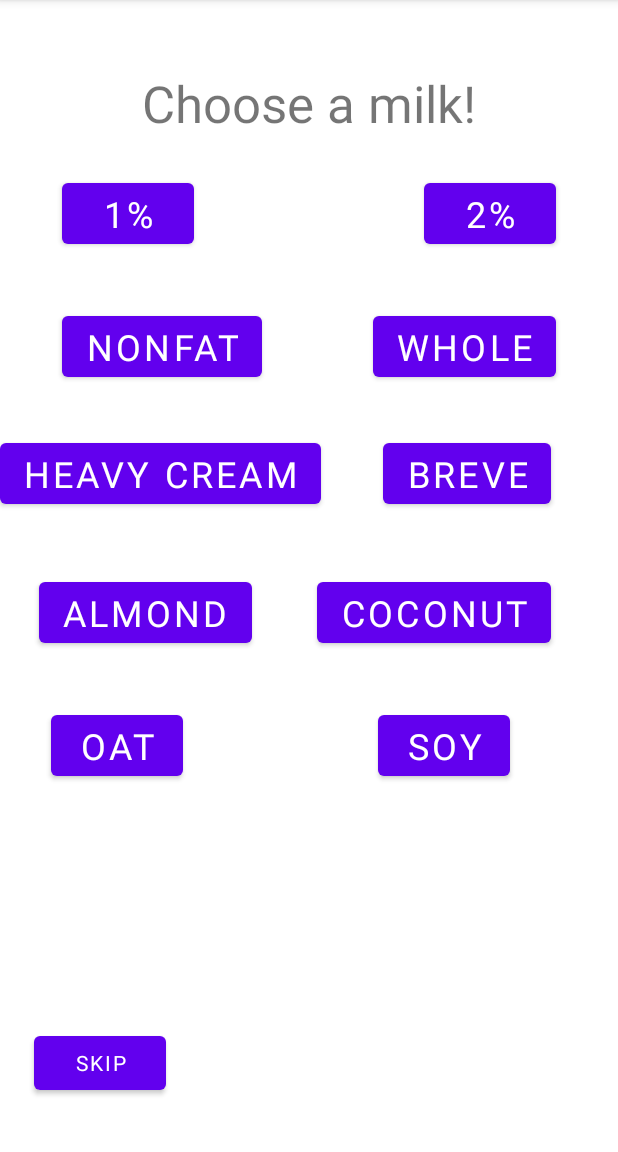
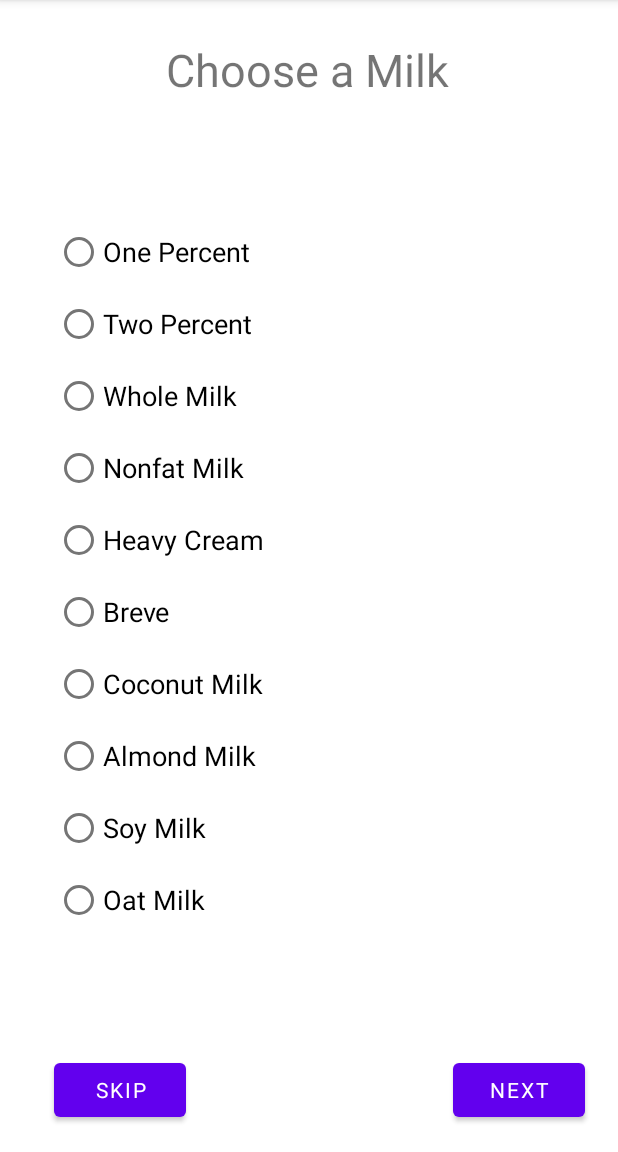
Before and after one commit to Hanover-CS/HC22-ChristyKeinsley-SeniorProject, an Android app: the alternativeMilk screen opened directly, with no data from a screen before it, on a phone screen of 412 x 824 dp, the part 84-1236 px from its top. Run offline under Robolectric (Android 15) with nearby library versions, the phone set to English and light mode, and no system bars.

Commit message:
updated and changed the milks to a radio group and got it to work and move on to the next activity

```diff
--- a/app/src/main/java/com/example/coffeedrinkgen/alternativeMilk.java
+++ b/app/src/main/java/com/example/coffeedrinkgen/alternativeMilk.java
@@ -2,84 +2,113 @@ package com.example.coffeedrinkgen;
 
 import androidx.appcompat.app.AppCompatActivity;
 
+import android.annotation.SuppressLint;
 import android.content.Intent;
 import android.os.Bundle;
+import android.view.View;
 import android.widget.Button;
+import android.widget.RadioButton;
+import android.widget.Toast;
 
 public class alternativeMilk extends AppCompatActivity {
 
-    Button onePercentButton;
-    Button twoPercentButton;
-    Button nonfatButton;
-    Button wholeButton;
-    Button heavyCreamButton;
-    Button breveButton;
-    Button almondButton;
-    Button coconutButton;
-    Button oatButton;
-    Button soyButton;
+    RadioButton onePercentRadioButton;
+    RadioButton twoPercentRadioButton;
+    RadioButton nonfatRadioButton;
+    RadioButton wholeRadioButton;
+    RadioButton heavyCreamRadioButton;
+    RadioButton breveRadioButton;
+    RadioButton almondRadioButton;
+    RadioButton coconutRadioButton;
+    RadioButton oatRadioButton;
+    RadioButton soyRadioButton;
+
+    Button nextButton;
     Button skipButton;
+
+    String milkChosen;
 
     @Override
     protected void onCreate(Bundle savedInstanceState) {
         super.onCreate(savedInstanceState);
         setContentView(R.layout.activity_alternative_milk);
 
-        onePercentButton = findViewById(R.id.onePercentBtn);
-        twoPercentButton = findViewById(R.id.twoPercentBtn);
-        nonfatButton = findViewById(R.id.nonfatBtn);
-        wholeButton = findViewById(R.id.wholeBtn);
-        heavyCreamButton = findViewById(R.id.heavyCreamBtn);
-        breveButton = findViewById(R.id.breveBtn);
-        almondButton = findViewById(R.id.almondBtn);
-        coconutButton = findViewById(R.id.coconutBtn);
-        oatButton = findViewById(R.id.oatBtn);
-        soyButton = findViewById(R.id.soyBtn);
+        nextButton = findViewById(R.id.nextBtnMilk);
         skipButton = findViewById(R.id.skipBtn3);
 
-        onePercentButton.setOnClickListener(view -> {
-            alternativeMilk.this.startActivity(new Intent(alternativeMilk.this, whipCream.class));
-        });
+        onePercentRadioButton = findViewById(R.id.onePercentRbtn);
+        twoPercentRadioButton = findViewById(R.id.twoPercentRbtn);
+        nonfatRadioButton = findViewById(R.id.nonfatMilkRbtn);
+        wholeRadioButton = findViewById(R.id.wholeMilkRbtn);
+        heavyCreamRadioButton = findViewById(R.id.heavyCreamRbtn);
+        breveRadioButton = findViewById(R.id.breveRbtn);
+        almondRadioButton = findViewById(R.id.almondMilkRbtn);
+        coconutRadioButton = findViewById(R.id.coconutMilkRbtn);
+        soyRadioButton = findViewById(R.id.soyMilkRbtn);
+        oatRadioButton = findViewById(R.id.oatMilkRbtn);
 
-        twoPercentButton.setOnClickListener(view -> {
-            alternativeMilk.this.startActivity(new Intent(alternativeMilk.this, whipCream.class));
-        });
-
-        nonfatButton.setOnClickListener(view -> {
-            alternativeMilk.this.startActivity(new Intent(alternativeMilk.this, whipCream.class));
-        });
-
-        wholeButton.setOnClickListener(view -> {
-            alternativeMilk.this.startActivity(new Intent(alternativeMilk.this, whipCream.class));
-        });
-
-        heavyCreamButton.setOnClickListener(view -> {
-            alternativeMilk.this.startActivity(new Intent(alternativeMilk.this, whipCream.class));
-        });
-
-        breveButton.setOnClickListener(view -> {
-            alternativeMilk.this.startActivity(new Intent(alternativeMilk.this, whipCream.class));
-        });
-
-        almondButton.setOnClickListener(view -> {
-            alternativeMilk.this.startActivity(new Intent(alternativeMilk.this, whipCream.class));
-        });
-
-        coconutButton.setOnClickListener(view -> {
-            alternativeMilk.this.startActivity(new Intent(alternativeMilk.this, whipCream.class));
-        });
-
-        oatButton.setOnClickListener(view -> {
-            alternativeMilk.this.startActivity(new Intent(alternativeMilk.this, whipCream.class));
-        });
-
-        soyButton.setOnClickListener(view -> {
-            alternativeMilk.this.startActivity(new Intent(alternativeMilk.this, whipCream.class));
-        });
-
-        skipButton.setOnClickListener(view -> {
-            alternativeMilk.this.startActivity(new Intent(alternativeMilk.this, whipCream.class));
-        });
+        nextButton.setOnClickListener(view -> alternativeMilk.this.startActivity(new Intent(alternativeMilk.this, whipCream.class)));
+        skipButton.setOnClickListener(view -> alternativeMilk.this.startActivity(new Intent(alternativeMilk.this, whipCream.class)));
 
     }
+
+    @SuppressLint("NonConstantResourceId")
+    public void onClickMilkBtn(View view) {
+
+        boolean check = ((RadioButton) view).isChecked();
+        switch (view.getId()){
+            case R.id.onePercentRbtn:
+                if (check)
+                    milkChosen = onePercentRadioButton.getText().toString();
+                    Toast.makeText(getApplicationContext(), milkChosen, Toast.LENGTH_SHORT).show();
+                break;
+            case R.id.twoPercentRbtn:
+                if (check)
+                    milkChosen = twoPercentRadioButton.getText().toString();
+                Toast.makeText(getApplicationContext(), milkChosen, Toast.LENGTH_SHORT).show();
+                break;
+            case R.id.nonfatMilkRbtn:
+                if (check)
+                    milkChosen = nonfatRadioButton.getText().toString();
+                Toast.makeText(getApplicationContext(), milkChosen, Toast.LENGTH_SHORT).show();
+                break;
+            case R.id.wholeMilkRbtn:
+                if (check)
+                    milkChosen = wholeRadioButton.getText().toString();
+                Toast.makeText(getApplicationContext(), milkChosen, Toast.LENGTH_SHORT).show();
+                break;
+            case R.id.heavyCreamRbtn:
+                if (check)
+                    milkChosen = heavyCreamRadioButton.getText().toString();
+                Toast.makeText(getApplicationContext(), milkChosen, Toast.LENGTH_SHORT).show();
+                break;
+            case R.id.breveRbtn:
+                if (check)
+                    milkChosen = breveRadioButton.getText().toString();
+                Toast.makeText(getApplicationContext(), milkChosen, Toast.LENGTH_SHORT).show();
+                break;
+            case R.id.almondMilkRbtn:
+                if (check)
+                    milkChosen = almondRadioButton.getText().toString();
+                Toast.makeText(getApplicationContext(), milkChosen, Toast.LENGTH_SHORT).show();
+                break;
+            case R.id.coconutMilkRbtn:
+                if (check)
+                    milkChosen = coconutRadioButton.getText().toString();
+                Toast.makeText(getApplicationContext(), milkChosen, Toast.LENGTH_SHORT).show();
+                break;
+            case R.id.soyMilkRbtn:
+                if (check)
+                    milkChosen = soyRadioButton.getText().toString();
+                Toast.makeText(getApplicationContext(), milkChosen, Toast.LENGTH_SHORT).show();
+                break;
+            case R.id.oatMilkRbtn:
+                if (check)
+                    milkChosen = oatRadioButton.getText().toString();
+                Toast.makeText(getApplicationContext(), milkChosen, Toast.LENGTH_SHORT).show();
+                break;
+            default:
+                break;
+        }
+    }
 }
--- a/app/src/main/java/com/example/coffeedrinkgen/hotIcedOrBlended.java
+++ b/app/src/main/java/com/example/coffeedrinkgen/hotIcedOrBlended.java
@@ -23,20 +23,12 @@ public class hotIcedOrBlended extends AppCompatActivity {
         blendedButton = findViewById(R.id.blendedBtn);
         skipButton = findViewById(R.id.skipBtn2);
 
-        hotButton.setOnClickListener(view -> {
-           hotIcedOrBlended.this.startActivity(new Intent(hotIcedOrBlended.this, alternativeMilk.class));
-        });
+        hotButton.setOnClickListener(view -> hotIcedOrBlended.this.startActivity(new Intent(hotIcedOrBlended.this, alternativeMilk.class)));
 
-        icedButton.setOnClickListener(view -> {
-           hotIcedOrBlended.this.startActivity(new Intent(hotIcedOrBlended.this, alternativeMilk.class));
-        });
+        icedButton.setOnClickListener(view -> hotIcedOrBlended.this.startActivity(new Intent(hotIcedOrBlended.this, alternativeMilk.class)));
 
-        blendedButton.setOnClickListener(view -> {
-            hotIcedOrBlended.this.startActivity(new Intent(hotIcedOrBlended.this, alternativeMilk.class));
-        });
+        blendedButton.setOnClickListener(view -> hotIcedOrBlended.this.startActivity(new Intent(hotIcedOrBlended.this, alternativeMilk.class)));
 
-        skipButton.setOnClickListener(view -> {
-            hotIcedOrBlended.this.startActivity(new Intent(hotIcedOrBlended.this, alternativeMilk.class));
-        });
+        skipButton.setOnClickListener(view -> hotIcedOrBlended.this.startActivity(new Intent(hotIcedOrBlended.this, alternativeMilk.class)));
     }
 }
--- a/app/src/main/res/layout/activity_alternative_milk.xml
+++ b/app/src/main/res/layout/activity_alternative_milk.xml
@@ -5,31 +5,6 @@
     android:layout_width="match_parent"
     android:layout_height="match_parent"
     tools:context=".alternativeMilk">
-
-    <Button
-        android:id="@+id/twoPercentBtn"
-        android:layout_width="wrap_content"
-        android:layout_height="wrap_content"
-        android:layout_marginStart="111dp"
-        android:layout_marginTop="116dp"
-        android:fontFamily="@font/autour_one"
-        android:text="@string/_2"
-        android:textSize="24sp"
-        app:layout_constraintEnd_toEndOf="parent"
-        app:layout_constraintStart_toEndOf="@+id/onePercentBtn"
-        app:layout_constraintTop_toTopOf="parent" />
-
-    <Button
-        android:id="@+id/onePercentBtn"
-        android:layout_width="wrap_content"
-        android:layout_height="wrap_content"
-        android:layout_marginTop="116dp"
-        android:fontFamily="@font/autour_one"
-        android:text="@string/_1"
-        android:textSize="24sp"
-        app:layout_constraintEnd_toStartOf="@+id/twoPercentBtn"
-        app:layout_constraintStart_toStartOf="parent"
-        app:layout_constraintTop_toTopOf="parent" />
 
     <Button
         android:id="@+id/skipBtn3"
@@ -40,124 +15,171 @@
         android:textSize="14sp"
         app:layout_constraintBottom_toBottomOf="parent"
         app:layout_constraintEnd_toEndOf="parent"
-        app:layout_constraintHorizontal_bias="0.07"
+        app:layout_constraintHorizontal_bias="0.111"
         app:layout_constraintStart_toStartOf="parent"
         app:layout_constraintTop_toTopOf="parent"
-        app:layout_constraintVertical_bias="0.951" />
-
-    <Button
-        android:id="@+id/nonfatBtn"
-        android:layout_width="wrap_content"
-        android:layout_height="wrap_content"
-        android:fontFamily="@font/autour_one"
-        android:text="@string/nonfat"
-        android:textSize="24sp"
-        app:layout_constraintBottom_toBottomOf="@+id/wholeBtn"
-        app:layout_constraintStart_toStartOf="@+id/onePercentBtn"
-        app:layout_constraintTop_toTopOf="@+id/wholeBtn"
-        app:layout_constraintVertical_bias="0.0" />
-
-    <Button
-        android:id="@+id/wholeBtn"
-        android:layout_width="wrap_content"
-        android:layout_height="wrap_content"
-        android:layout_marginTop="36dp"
-        android:fontFamily="@font/autour_one"
-        android:text="@string/whole"
-        android:textSize="24sp"
-        app:layout_constraintEnd_toEndOf="@+id/twoPercentBtn"
-        app:layout_constraintHorizontal_bias="1.0"
-        app:layout_constraintStart_toEndOf="@+id/nonfatBtn"
-        app:layout_constraintTop_toBottomOf="@+id/twoPercentBtn" />
-
-    <Button
-        android:id="@+id/heavyCreamBtn"
-        android:layout_width="wrap_content"
-        android:layout_height="wrap_content"
-        android:fontFamily="@font/autour_one"
-        android:text="@string/heavy_cream"
-        android:textSize="24sp"
-        app:layout_constraintBottom_toBottomOf="@+id/breveBtn"
-        app:layout_constraintEnd_toEndOf="@+id/nonfatBtn"
-        app:layout_constraintHorizontal_bias="0.0"
-        app:layout_constraintStart_toStartOf="parent"
-        app:layout_constraintTop_toTopOf="@+id/breveBtn"
-        app:layout_constraintVertical_bias="0.0" />
-
-    <Button
-        android:id="@+id/breveBtn"
-        android:layout_width="wrap_content"
-        android:layout_height="wrap_content"
-        android:layout_marginTop="32dp"
-        android:fontFamily="@font/autour_one"
-        android:text="@string/breve"
-        android:textSize="24sp"
-        app:layout_constraintEnd_toEndOf="parent"
-        app:layout_constraintHorizontal_bias="0.131"
-        app:layout_constraintStart_toStartOf="@+id/wholeBtn"
-        app:layout_constraintTop_toBottomOf="@+id/wholeBtn" />
-
-    <Button
-        android:id="@+id/almondBtn"
-        android:layout_width="wrap_content"
-        android:layout_height="wrap_content"
-        android:fontFamily="@font/autour_one"
-        android:text="@string/almond"
-        android:textSize="24sp"
-        app:layout_constraintBottom_toBottomOf="@+id/coconutBtn"
-        app:layout_constraintEnd_toStartOf="@+id/coconutBtn"
-        app:layout_constraintHorizontal_bias="0.378"
-        app:layout_constraintStart_toStartOf="@+id/heavyCreamBtn"
-        app:layout_constraintTop_toTopOf="@+id/coconutBtn"
-        app:layout_constraintVertical_bias="1.0" />
-
-    <Button
-        android:id="@+id/coconutBtn"
-        android:layout_width="wrap_content"
-        android:layout_height="wrap_content"
-        android:layout_marginTop="40dp"
-        android:fontFamily="@font/autour_one"
-        android:text="@string/coconut"
-        android:textSize="24sp"
-        app:layout_constraintEnd_toEndOf="@+id/breveBtn"
-        app:layout_constraintTop_toBottomOf="@+id/breveBtn" />
-
-    <Button
-        android:id="@+id/oatBtn"
-        android:layout_width="wrap_content"
-        android:layout_height="wrap_content"
-        android:fontFamily="@font/autour_one"
-        android:text="@string/oat"
-        android:textSize="24sp"
-        app:layout_constraintBottom_toBottomOf="@+id/soyBtn"
-        app:layout_constraintEnd_toStartOf="@+id/soyBtn"
-        app:layout_constraintHorizontal_bias="0.206"
-        app:layout_constraintStart_toStartOf="parent"
-        app:layout_constraintTop_toTopOf="@+id/soyBtn"
-        app:layout_constraintVertical_bias="1.0" />
-
-    <Button
-        android:id="@+id/soyBtn"
-        android:layout_width="wrap_content"
-        android:layout_height="wrap_content"
-        android:layout_marginTop="36dp"
-        android:layout_marginEnd="72dp"
-        android:fontFamily="@font/autour_one"
-        android:text="@string/soy"
-        android:textSize="24sp"
-        app:layout_constraintEnd_toEndOf="parent"
-        app:layout_constraintTop_toBottomOf="@+id/coconutBtn" />
+        app:layout_constraintVertical_bias="0.976" />
 
     <TextView
         android:id="@+id/chooseMilk"
         android:layout_width="wrap_content"
         android:layout_height="wrap_content"
         android:fontFamily="@font/autour_one"
-        android:text="@string/choose_a_milk"
-        android:textSize="34sp"
+        android:text="@string/choose_a_Milk"
+        android:textSize="30sp"
+        app:layout_constraintBottom_toBottomOf="parent"
+        app:layout_constraintEnd_toEndOf="parent"
+        app:layout_constraintHorizontal_bias="0.497"
+        app:layout_constraintStart_toStartOf="parent"
+        app:layout_constraintTop_toTopOf="parent"
+        app:layout_constraintVertical_bias="0.036" />
+
+    <RadioGroup
+        android:id="@+id/milkRadioBtn"
+        android:layout_width="wrap_content"
+        android:layout_height="wrap_content"
+        android:layout_marginEnd="200dp"
         app:layout_constraintBottom_toBottomOf="parent"
         app:layout_constraintEnd_toEndOf="parent"
         app:layout_constraintStart_toStartOf="parent"
+        app:layout_constraintTop_toTopOf="parent">
+
+        <RadioButton
+            android:id="@+id/onePercentRbtn"
+            android:layout_width="wrap_content"
+            android:layout_height="wrap_content"
+            android:fontFamily="@font/autour_one"
+            android:onClick="onClickMilkBtn"
+            android:text="@string/one_percent"
+            android:textSize="18sp"
+            tools:ignore="UsingOnClickInXml"
+            tools:layout_editor_absoluteX="94dp"
+            tools:layout_editor_absoluteY="228dp" />
+
+        <RadioButton
+            android:id="@+id/twoPercentRbtn"
+            android:layout_width="wrap_content"
+            android:layout_height="wrap_content"
+            android:fontFamily="@font/autour_one"
+            android:onClick="onClickMilkBtn"
+            android:text="@string/two_percent"
+            android:textSize="18sp"
+            tools:ignore="UsingOnClickInXml"
+            tools:layout_editor_absoluteX="94dp"
+            tools:layout_editor_absoluteY="228dp" />
+
+        <RadioButton
+            android:id="@+id/wholeMilkRbtn"
+            android:layout_width="wrap_content"
+            android:layout_height="wrap_content"
+            android:fontFamily="@font/autour_one"
+            android:onClick="onClickMilkBtn"
+            android:text="@string/whole_milk"
+            android:textSize="18sp"
+            tools:ignore="UsingOnClickInXml"
+            tools:layout_editor_absoluteX="94dp"
+            tools:layout_editor_absoluteY="228dp" />
+
+        <RadioButton
+            android:id="@+id/nonfatMilkRbtn"
+            android:layout_width="wrap_content"
+            android:layout_height="wrap_content"
+            android:fontFamily="@font/autour_one"
+            android:onClick="onClickMilkBtn"
+            android:text="@string/nonfat_milk"
+            android:textSize="18sp"
+            tools:ignore="UsingOnClickInXml"
+            tools:layout_editor_absoluteX="94dp"
+            tools:layout_editor_absoluteY="228dp" />
+
+        <RadioButton
+            android:id="@+id/heavyCreamRbtn"
+            android:layout_width="wrap_content"
+            android:layout_height="wrap_content"
+            android:fontFamily="@font/autour_one"
+            android:onClick="onClickMilkBtn"
+            android:text="@string/heavy_cream"
+            android:textSize="18sp"
+            tools:ignore="UsingOnClickInXml"
+            tools:layout_editor_absoluteX="94dp"
+            tools:layout_editor_absoluteY="228dp" />
+
+        <RadioButton
+            android:id="@+id/breveRbtn"
+            android:layout_width="wrap_content"
+            android:layout_height="wrap_content"
+            android:fontFamily="@font/autour_one"
+            android:onClick="onClickMilkBtn"
+            android:text="@string/breve"
+            android:textSize="18sp"
+            tools:ignore="UsingOnClickInXml"
+            tools:layout_editor_absoluteX="94dp"
+            tools:layout_editor_absoluteY="228dp" />
+
+        <RadioButton
+            android:id="@+id/coconutMilkRbtn"
+            android:layout_width="wrap_content"
+            android:layout_height="wrap_content"
+            android:fontFamily="@font/autour_one"
+            android:onClick="onClickMilkBtn"
+            android:text="@string/coconut_milk"
+            android:textSize="18sp"
+            tools:ignore="UsingOnClickInXml"
+            tools:layout_editor_absoluteX="94dp"
+            tools:layout_editor_absoluteY="228dp" />
+
+        <RadioButton
+            android:id="@+id/almondMilkRbtn"
+            android:layout_width="wrap_content"
+            android:layout_height="wrap_content"
+            android:fontFamily="@font/autour_one"
+            android:onClick="onClickMilkBtn"
+            android:text="@string/almond_milk"
+            android:textSize="18sp"
+            tools:ignore="UsingOnClickInXml"
+            tools:layout_editor_absoluteX="94dp"
+            tools:layout_editor_absoluteY="228dp" />
+
+        <RadioButton
+            android:id="@+id/soyMilkRbtn"
+            android:layout_width="wrap_content"
+            android:layout_height="wrap_content"
+            android:fontFamily="@font/autour_one"
+            android:onClick="onClickMilkBtn"
+            android:text="@string/soy_milk"
+            android:textSize="18sp"
+            tools:ignore="UsingOnClickInXml"
+            tools:layout_editor_absoluteX="94dp"
+            tools:layout_editor_absoluteY="228dp" />
+
+        <RadioButton
+            android:id="@+id/oatMilkRbtn"
+            android:layout_width="wrap_content"
+            android:layout_height="wrap_content"
+            android:fontFamily="@font/autour_one"
+            android:onClick="onClickMilkBtn"
+            android:text="@string/oat_milk"
+            android:textSize="18sp"
+            tools:ignore="UsingOnClickInXml"
+            tools:layout_editor_absoluteX="94dp"
+            tools:layout_editor_absoluteY="228dp" />
+
+    </RadioGroup>
+
+    <Button
+        android:id="@+id/nextBtnMilk"
+        android:layout_width="wrap_content"
+        android:layout_height="wrap_content"
+        android:layout_marginStart="182dp"
+        android:layout_marginEnd="25dp"
+        android:fontFamily="@font/autour_one"
+        android:text="@string/next"
+        android:textSize="14sp"
+        app:layout_constraintBottom_toBottomOf="parent"
+        app:layout_constraintEnd_toEndOf="parent"
+        app:layout_constraintHorizontal_bias="0.583"
+        app:layout_constraintStart_toEndOf="@+id/skipBtn3"
         app:layout_constraintTop_toTopOf="parent"
-        app:layout_constraintVertical_bias="0.064" />
+        app:layout_constraintVertical_bias="0.976" />
+
 </androidx.constraintlayout.widget.ConstraintLayout>
--- a/app/src/main/res/values/strings.xml
+++ b/app/src/main/res/values/strings.xml
@@ -55,4 +55,16 @@
     <string name="here_is_your_customized_drink">Here is your Customized Drink!</string>
     <string name="ready_for_your_drink">Ready for your drink?!</string>
     <string name="click_me_to_generate2">Click me to Generate!</string>
+    <string name="one_percent">One Percent</string>
+    <string name="two_percent">Two Percent</string>
+    <string name="whole_milk">Whole Milk</string>
+    <string name="nonfat_milk">Nonfat Milk</string>
+    <string name="heavy_Cream">Heavy Cream</string>
+    <string name="breve1">Breve</string>
+    <string name="coconut_milk">Coconut Milk</string>
+    <string name="almond_milk">Almond Milk</string>
+    <string name="soy_milk">Soy Milk</string>
+    <string name="oat_milk">Oat Milk</string>
+    <string name="choose_a_Milk">Choose a Milk</string>
+    <string name="next1">Next</string>
 </resources>
```
